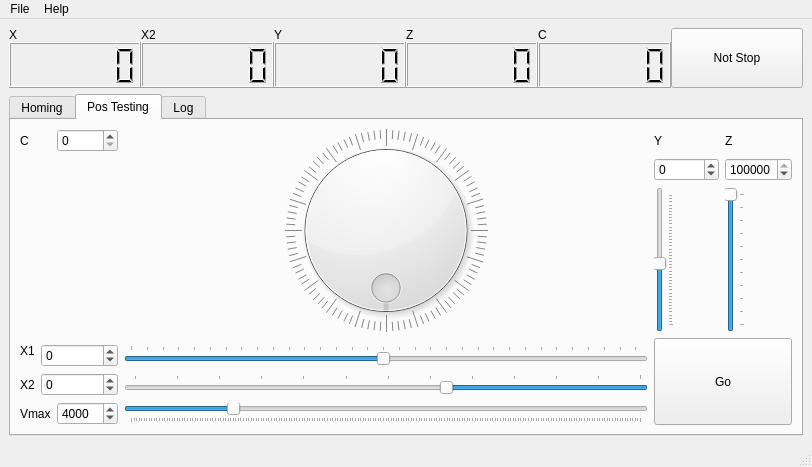
gxurma/PythonCanSteering, file Gui.ui: the form before one commit.
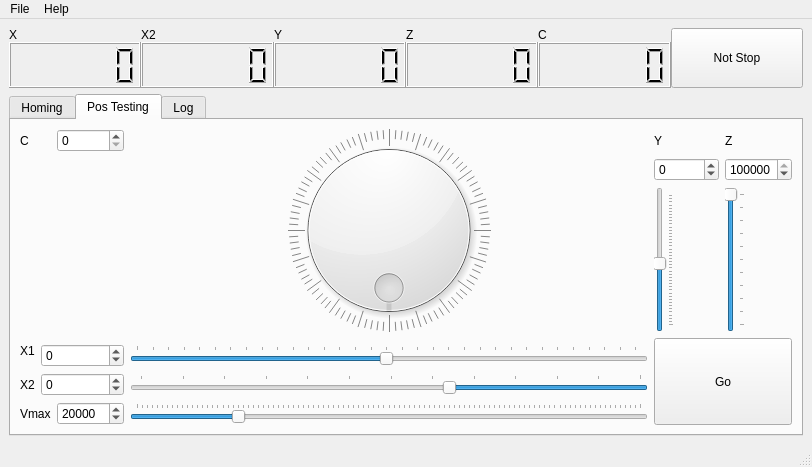
The form after the commit. The open tabs and pages were chosen to show the change.

Commit message: playing with accelerations and max speeds. Only problem is the x2. only likes 12500 max speed, and the acceleration should not be so high, because the parts ar being shifted due to high acceleration

What changed in the file:
```diff
--- a/Gui.ui
+++ b/Gui.ui
@@ -648,10 +648,10 @@
            </sizepolicy>
           </property>
           <property name="maximum">
-           <number>20000</number>
+           <number>100000</number>
           </property>
           <property name="value">
-           <number>4000</number>
+           <number>20000</number>
           </property>
          </widget>
         </item>
@@ -665,19 +665,25 @@
         <item row="7" column="3">
          <widget class="QSlider" name="Vmaxset">
           <property name="maximum">
-           <number>20000</number>
+           <number>100000</number>
+          </property>
+          <property name="pageStep">
+           <number>100</number>
           </property>
           <property name="value">
-           <number>4000</number>
+           <number>20000</number>
+          </property>
+          <property name="sliderPosition">
+           <number>20000</number>
           </property>
           <property name="orientation">
            <enum>Qt::Horizontal</enum>
           </property>
           <property name="tickPosition">
-           <enum>QSlider::TicksBelow</enum>
+           <enum>QSlider::TicksAbove</enum>
           </property>
           <property name="tickInterval">
-           <number>100</number>
+           <number>1000</number>
           </property>
          </widget>
         </item>
```
Left out of the diff: 2 changed lines with no effect on the pictures. The commit also changes 2 other files.
